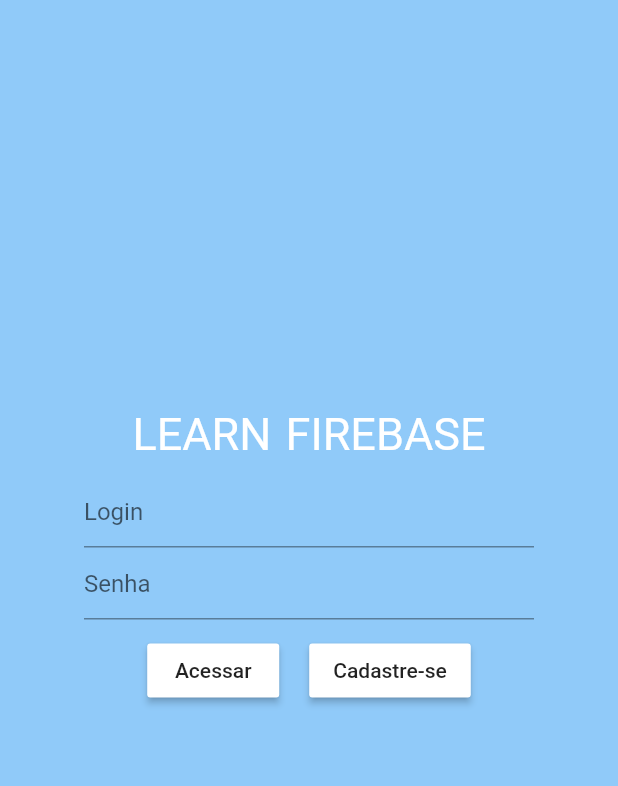
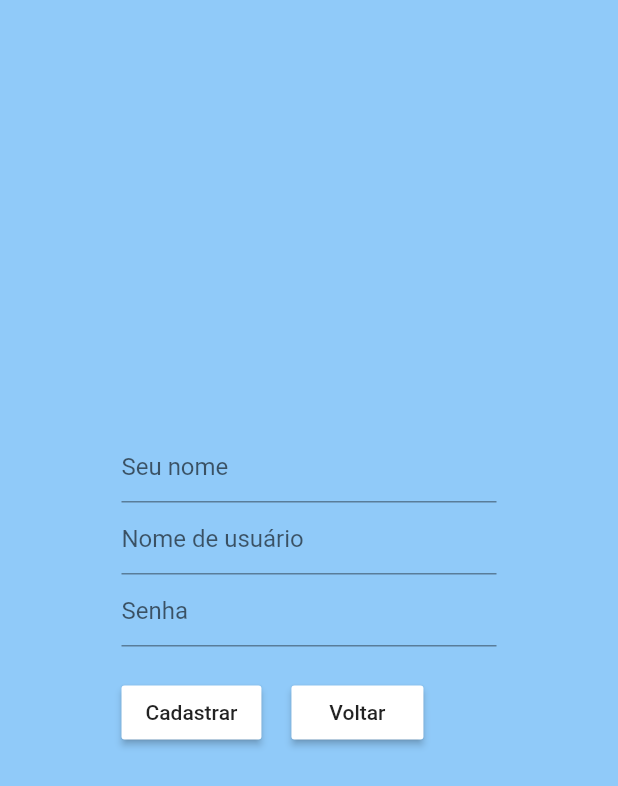
Before and after one commit to emersonleo/Firebase, a Flutter app: the screen it shows after launch, after a tap on "Cadastre-se", on a phone screen of 412 x 824 dp. Shown: the top 786 px of the screen. Run offline on Flutter 3.47's test engine with Material 2 defaults, Android fonts, the phone set to English and light mode, and no system bars.

Commit message:
adição tela Cadastro

```diff
--- /dev/null
+++ b/lib/cadastro.dart
@@ -0,0 +1,57 @@
+import 'package:flutter/material.dart';
+
+class TelaCadastro extends StatelessWidget {
+  @override
+  Widget build(BuildContext context) {
+    return MaterialApp(
+        debugShowCheckedModeBanner: false,
+        home: Scaffold(
+          backgroundColor: Colors.blue[200],
+          body: CamposCadastro(),
+        ));
+  }
+}
+
+class CamposCadastro extends StatelessWidget {
+  @override
+  Widget build(BuildContext context) {
+    return Center(
+      child: Container(
+        width: 250,
+        height: 250,
+        margin: EdgeInsets.all(50),
+        child: Column(children: <Widget>[
+          TextField(
+            decoration: InputDecoration(hintText: "Seu nome"),
+          ),
+          TextField(
+            decoration: InputDecoration(hintText: "Nome de usuário"),
+          ),
+          TextField(
+            obscureText: true,
+            decoration: InputDecoration(hintText: "Senha"),
+          ),
+          Row(
+            children: <Widget>[
+              Container(
+                child: RaisedButton(
+                  color: Colors.white,
+                  child: Text("Cadastrar"),
+                  onPressed: () {},
+                ),
+              ),
+              Container(
+                margin: EdgeInsets.all(20),
+                child: RaisedButton(
+                  color: Colors.white,
+                  child: Text("Voltar"),
+                  onPressed: () {},
+                ),
+              ),
+            ],
+          ),
+        ]),
+      ),
+    );
+  }
+}
--- a/lib/main.dart
+++ b/lib/main.dart
@@ -1,4 +1,6 @@
 import 'package:flutter/material.dart';
+
+import 'cadastro.dart';
 
 void main() {
   runApp(MyApp());
@@ -76,7 +78,9 @@ class HomeColumn extends StatelessWidget {
               margin: EdgeInsets.all(10),
               child: RaisedButton(
                 color: Colors.white,
-                onPressed: () {},
+                onPressed: () {
+                  GoToCadastro(context);
+                },
                 child: Text("Cadastre-se"),
               ),
             ),
@@ -86,3 +90,8 @@ class HomeColumn extends StatelessWidget {
     );
   }
 }
+
+void GoToCadastro(BuildContext context) {
+  Navigator.push(
+      context, MaterialPageRoute(builder: (context) => TelaCadastro()));
+}
--- /dev/null
+++ b/lib/telaInicial.dart
@@ -0,0 +1 @@
+import 'package:flutter/material.dart';
```
